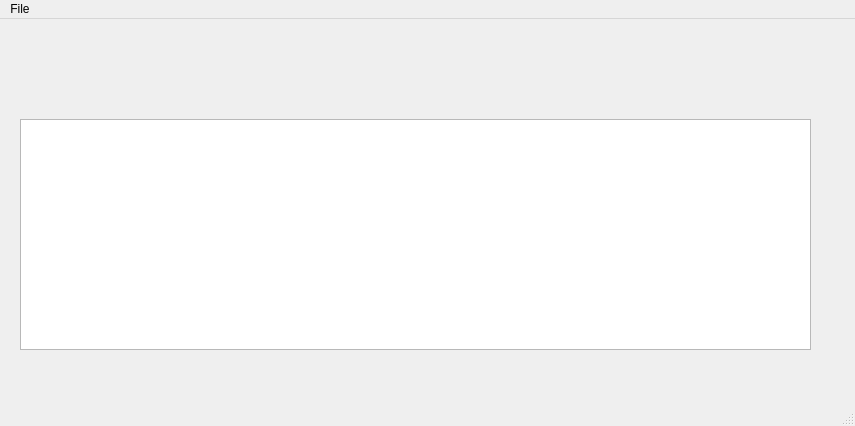
Before: the Qt Designer form inventory_window.ui in chmod-sorind/QTInventory, drawn with Qt 5.
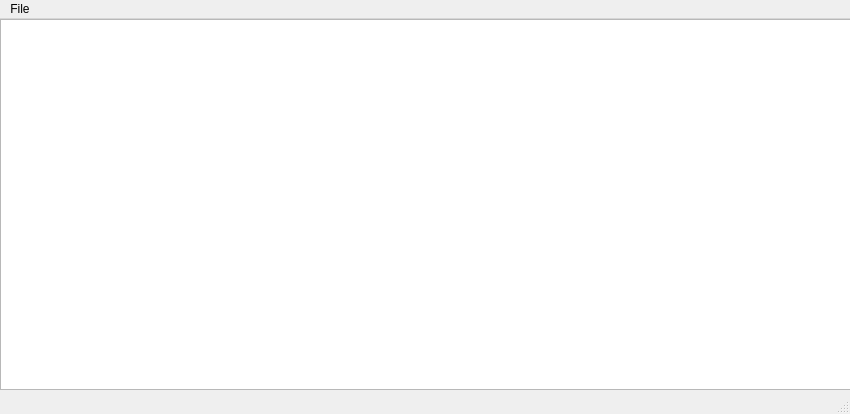
After: the same form once the commit is applied.

Commit message: fix table view

Patch:
```diff
--- a/inventory_window.ui
+++ b/inventory_window.ui
@@ -6,8 +6,8 @@
    <rect>
     <x>0</x>
     <y>0</y>
-    <width>855</width>
-    <height>426</height>
+    <width>850</width>
+    <height>414</height>
    </rect>
   </property>
   <property name="windowTitle">
@@ -17,12 +17,21 @@
    <widget class="QTableView" name="tableView">
     <property name="geometry">
      <rect>
-      <x>20</x>
-      <y>100</y>
-      <width>791</width>
-      <height>231</height>
+      <x>0</x>
+      <y>0</y>
+      <width>851</width>
+      <height>371</height>
      </rect>
     </property>
+    <property name="alternatingRowColors">
+     <bool>true</bool>
+    </property>
+    <property name="selectionMode">
+     <enum>QAbstractItemView::ContiguousSelection</enum>
+    </property>
+    <property name="wordWrap">
+     <bool>false</bool>
+    </property>
    </widget>
   </widget>
   <widget class="QMenuBar" name="menuBar">
@@ -30,7 +39,7 @@
     <rect>
      <x>0</x>
      <y>0</y>
-     <width>855</width>
+     <width>850</width>
      <height>21</height>
     </rect>
    </property>
```
The commit also changes 1 other file.
